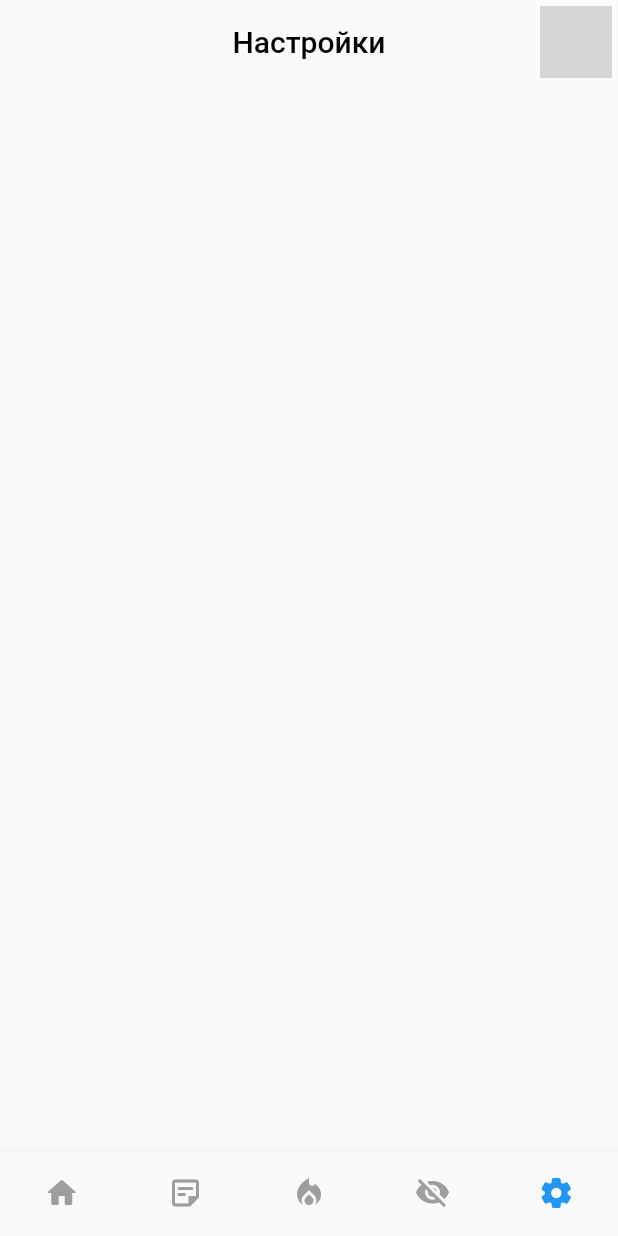
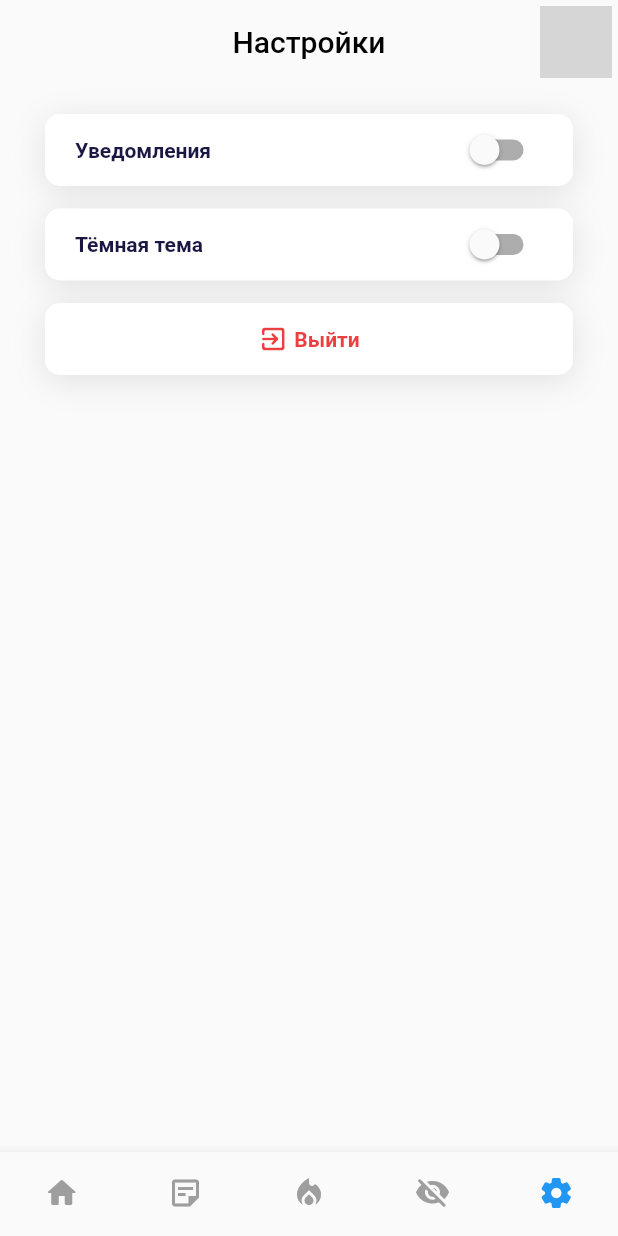
Before and after one commit to black-rusuz/rostelecom, a Flutter app: the screen it shows after launch, item 5 of the bottom bar chosen, on a phone screen of 412 x 824 dp. Run offline on Flutter 3.47's test engine with Material 2 defaults, Android fonts, the phone set to English and light mode, and no system bars; drawn by our look-alikes of cached_network_image; our stand-ins replace dio, equatable, flutter_bloc, get_it, google_fonts, injectable and 1 more; network calls fail; grey boxes are pictures that could not be loaded.

Commit message:
settings page

```diff
--- a/lib/presentation/pages/home/settings/settings_fragment.dart
+++ b/lib/presentation/pages/home/settings/settings_fragment.dart
@@ -1,10 +1,76 @@
 import 'package:flutter/material.dart';
+
+import '../../../../styles.dart';
+import '../../../widgets/base_button.dart';
+import '../../../widgets/base_card.dart';
 
 class SettingsFragment extends StatelessWidget {
   const SettingsFragment({super.key});
 
   @override
   Widget build(BuildContext context) {
-    return SizedBox();
+    return Column(
+      children: [
+        Column(
+          children: const [
+            BaseTextSwitch(label: 'Уведомления'),
+            SizedBox(height: 15),
+            BaseTextSwitch(label: 'Тёмная тема'),
+          ],
+        ),
+        SizedBox(height: 15),
+        const BaseButton(
+          label: 'Выйти',
+          icon: Icons.exit_to_app_rounded,
+          textColor: Styles.redColor,
+        )
+      ],
+    );
   }
 }
+
+class BaseTextSwitch extends StatefulWidget {
+  final String label;
+
+  const BaseTextSwitch({super.key, required this.label});
+
+  @override
+  State<BaseTextSwitch> createState() => _BaseTextSwitchState();
+}
+
+class _BaseTextSwitchState extends State<BaseTextSwitch> {
+  bool isActive = false;
+
+  void onChanged(bool value) => setState(() => isActive = value);
+
+  @override
+  Widget build(BuildContext context) {
+    return Column(
+      children: [
+        Column(
+          children: [
+            BaseCard(
+              color: Colors.white,
+              child: Padding(
+                padding: const EdgeInsets.symmetric(horizontal: 20),
+                child: Row(
+                  mainAxisAlignment: MainAxisAlignment.spaceBetween,
+                  children: [
+                    Text(
+                      widget.label,
+                      style: const TextStyle(
+                        color: Styles.secondaryColor,
+                        fontWeight: FontWeight.w600,
+                      ),
+                    ),
+                    Switch(value: isActive, onChanged: onChanged)
+                  ],
+                ),
+              ),
+            )
+          ],
+        )
+      ],
+    );
+  }
+}
```
